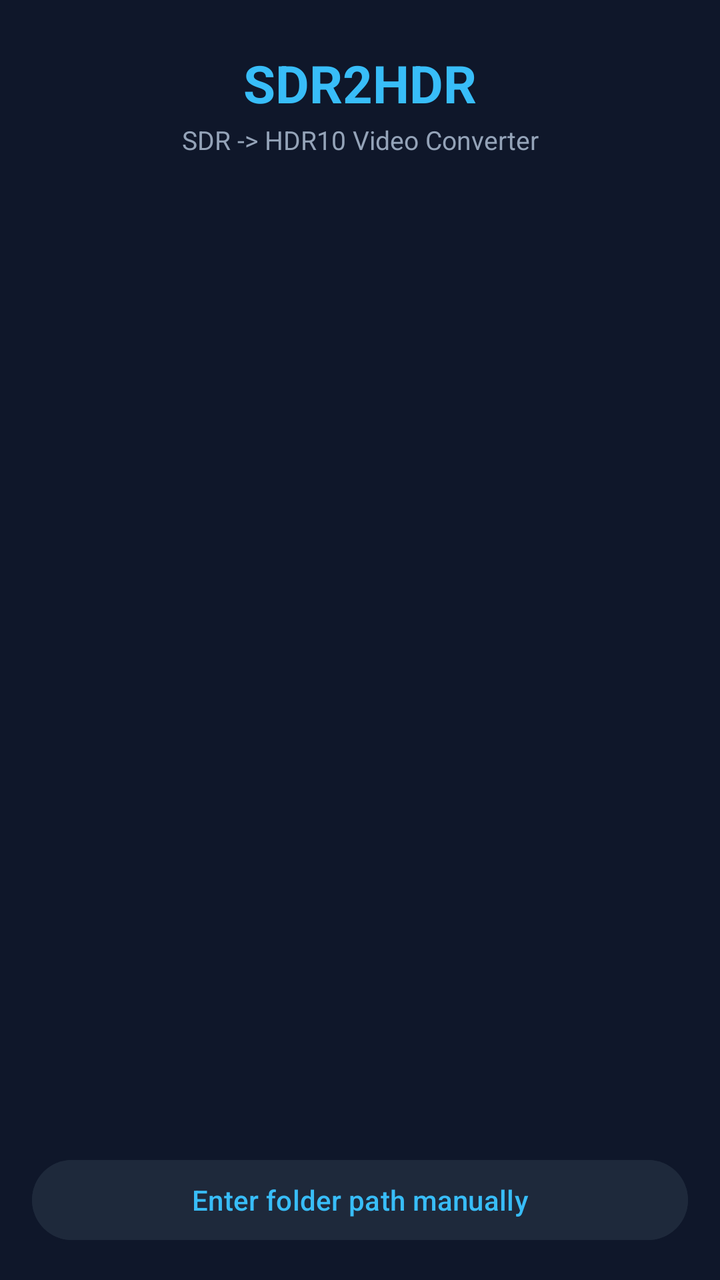
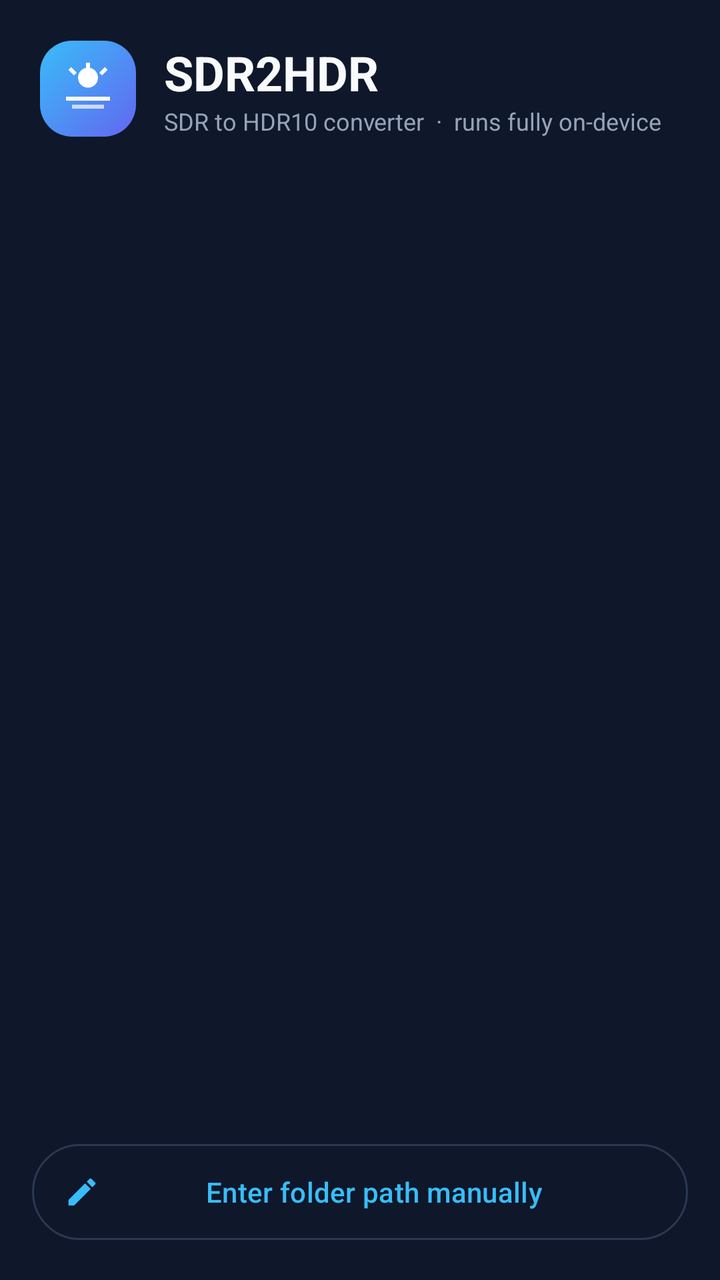

Compare the two renders of this Android layout. The source of the first and the diff that turns it into the second are given below.
<!-- AndroidManifest.xml: application theme Theme.SDR2HDR -->
<!-- res/layout/activity_main.xml -->
<?xml version="1.0" encoding="utf-8"?>
<LinearLayout xmlns:android="http://schemas.android.com/apk/res/android"
    android:layout_width="match_parent"
    android:layout_height="match_parent"
    android:background="@color/bg_dark"
    android:orientation="vertical">

    <TextView
        android:layout_width="match_parent"
        android:layout_height="wrap_content"
        android:gravity="center"
        android:paddingTop="24dp"
        android:paddingBottom="2dp"
        android:text="@string/app_name"
        android:textColor="@color/cyan"
        android:textSize="26sp"
        android:textStyle="bold" />

    <TextView
        android:layout_width="match_parent"
        android:layout_height="wrap_content"
        android:gravity="center"
        android:paddingBottom="12dp"
        android:text="SDR -&gt; HDR10 Video Converter"
        android:textColor="@color/gray"
        android:textSize="13sp" />

    <LinearLayout
        android:id="@+id/permission_panel"
        android:layout_width="match_parent"
        android:layout_height="wrap_content"
        android:orientation="vertical"
        android:paddingStart="24dp"
        android:paddingEnd="24dp"
        android:paddingBottom="12dp"
        android:visibility="gone">

        <TextView
            android:layout_width="match_parent"
            android:layout_height="wrap_content"
            android:gravity="center"
            android:paddingBottom="12dp"
            android:text="All Files access is required to browse and convert your videos."
            android:textColor="@color/alert"
            android:textSize="14sp" />

        <Button
            android:id="@+id/btn_grant"
            android:layout_width="match_parent"
            android:layout_height="wrap_content"
            android:backgroundTint="@color/cyan"
            android:text="Grant All Files Access"
            android:textColor="@color/bg_dark"
            android:textStyle="bold" />
    </LinearLayout>

    <ProgressBar
        android:id="@+id/scan_progress"
        style="?android:attr/progressBarStyleHorizontal"
        android:layout_width="match_parent"
        android:layout_height="wrap_content"
        android:indeterminate="true"
        android:visibility="gone" />

    <TextView
        android:id="@+id/empty_hint"
        android:layout_width="match_parent"
        android:layout_height="wrap_content"
        android:gravity="center"
        android:padding="24dp"
        android:text="No standard video folders detected. Enter a folder path manually."
        android:textColor="@color/gray"
        android:textSize="14sp"
        android:visibility="gone" />

    <androidx.recyclerview.widget.RecyclerView
        android:id="@+id/recycler_folders"
        android:layout_width="match_parent"
        android:layout_height="0dp"
        android:layout_weight="1"
        android:paddingBottom="8dp" />

    <Button
        android:id="@+id/btn_manual_path"
        android:layout_width="match_parent"
        android:layout_height="wrap_content"
        android:layout_marginStart="16dp"
        android:layout_marginEnd="16dp"
        android:layout_marginBottom="16dp"
        android:backgroundTint="@color/bg_panel"
        android:text="Enter folder path manually"
        android:textColor="@color/cyan" />
</LinearLayout>
<!-- resources referenced by this layout -->
<resources>
  <style name="Theme.SDR2HDR" parent="Theme.Material3.Dark.NoActionBar">
          <item name="colorPrimary">@color/cyan</item>
          <item name="colorOnPrimary">@color/bg_dark</item>
          <item name="android:windowBackground">@color/bg_dark</item>
          <item name="android:statusBarColor">@color/bg_dark</item>
          <item name="android:navigationBarColor">@color/bg_dark</item>
          <item name="android:textColorHint">@color/gray</item>
      </style>
  <!-- unchanged entries left out for length: 6 -->
</resources>

<!-- the commit's change to res/layout/activity_main.xml (unified diff, before → after) -->
@@ -1,66 +1,217 @@
 <?xml version="1.0" encoding="utf-8"?>
 <LinearLayout xmlns:android="http://schemas.android.com/apk/res/android"
+    xmlns:app="http://schemas.android.com/apk/res-auto"
     android:layout_width="match_parent"
     android:layout_height="match_parent"
     android:background="@color/bg_dark"
     android:orientation="vertical">
 
-    <TextView
-        android:layout_width="match_parent"
-        android:layout_height="wrap_content"
-        android:gravity="center"
-        android:paddingTop="24dp"
-        android:paddingBottom="2dp"
-        android:text="@string/app_name"
-        android:textColor="@color/cyan"
-        android:textSize="26sp"
-        android:textStyle="bold" />
-
-    <TextView
-        android:layout_width="match_parent"
-        android:layout_height="wrap_content"
-        android:gravity="center"
-        android:paddingBottom="12dp"
-        android:text="SDR -&gt; HDR10 Video Converter"
-        android:textColor="@color/gray"
-        android:textSize="13sp" />
-
+    
     <LinearLayout
+        android:layout_width="match_parent"
+        android:layout_height="wrap_content"
+        android:gravity="center_vertical"
+        android:orientation="horizontal"
+        android:paddingStart="20dp"
+        android:paddingTop="20dp"
+        android:paddingEnd="20dp"
+        android:paddingBottom="16dp">
+
+        <FrameLayout
+            android:layout_width="48dp"
+            android:layout_height="48dp"
+            android:background="@drawable/bg_logo">
+
+            <ImageView
+                android:layout_width="28dp"
+                android:layout_height="28dp"
+                android:layout_gravity="center"
+                android:contentDescription="@null"
+                android:src="@drawable/ic_logo_mark" />
+        </FrameLayout>
+
+        <LinearLayout
+            android:layout_width="0dp"
+            android:layout_height="wrap_content"
+            android:layout_marginStart="14dp"
+            android:layout_weight="1"
+            android:orientation="vertical">
+
+            <TextView
+                android:layout_width="wrap_content"
+                android:layout_height="wrap_content"
+                android:text="@string/app_name"
+                android:textColor="@color/white"
+                android:textSize="24sp"
+                android:textStyle="bold" />
+
+            <TextView
+                android:layout_width="wrap_content"
+                android:layout_height="wrap_content"
+                android:text="SDR to HDR10 converter  ·  runs fully on-device"
+                android:textColor="@color/gray"
+                android:textSize="12sp" />
+        </LinearLayout>
+    </LinearLayout>
+
+    
+    <com.google.android.material.card.MaterialCardView
         android:id="@+id/permission_panel"
-        android:layout_width="match_parent"
-        android:layout_height="wrap_content"
-        android:orientation="vertical"
-        android:paddingStart="24dp"
-        android:paddingEnd="24dp"
-        android:paddingBottom="12dp"
-        android:visibility="gone">
-
-        <TextView
+        style="@style/Widget.SDR2HDR.Card"
+        android:layout_width="match_parent"
+        android:layout_height="wrap_content"
+        android:layout_marginStart="16dp"
+        android:layout_marginEnd="16dp"
+        android:layout_marginBottom="12dp"
+        android:visibility="gone"
+        app:cardBackgroundColor="@color/error_bg"
+        app:strokeColor="@color/error_stroke">
+
+        <LinearLayout
             android:layout_width="match_parent"
             android:layout_height="wrap_content"
-            android:gravity="center"
-            android:paddingBottom="12dp"
-            android:text="All Files access is required to browse and convert your videos."
-            android:textColor="@color/alert"
-            android:textSize="14sp" />
-
-        <Button
-            android:id="@+id/btn_grant"
+            android:orientation="vertical"
+            android:padding="18dp">
+
+            <LinearLayout
+                android:layout_width="match_parent"
+                android:layout_height="wrap_content"
+                android:gravity="center_vertical"
+                android:orientation="horizontal">
+
+                <ImageView
+                    android:layout_width="24dp"
+                    android:layout_height="24dp"
+                    android:contentDescription="@null"
+                    android:src="@drawable/ic_lock"
+                    android:tint="@color/alert_light" />
+
+                <TextView
+                    android:layout_width="0dp"
+                    android:layout_height="wrap_content"
+                    android:layout_marginStart="12dp"
+                    android:layout_weight="1"
+                    android:text="Storage access needed"
+                    android:textColor="@color/white"
+                    android:textSize="16sp"
+                    android:textStyle="bold" />
+            </LinearLayout>
+
+            <TextView
+                android:layout_width="match_parent"
+                android:layout_height="wrap_content"
+                android:layout_marginTop="8dp"
+                android:text="All Files access is required to browse your videos and save converted HDR10 files to Movies."
+                android:textColor="@color/gray"
+                android:textSize="13sp" />
+
+            <com.google.android.material.button.MaterialButton
+                android:id="@+id/btn_grant"
+                android:layout_width="match_parent"
+                android:layout_height="wrap_content"
+                android:layout_marginTop="14dp"
+                android:text="Grant All Files Access"
+                android:textColor="@color/bg_dark"
+                android:textStyle="bold"
+                app:backgroundTint="@color/cyan" />
+        </LinearLayout>
+    </com.google.android.material.card.MaterialCardView>
+
+    
+    <com.google.android.material.card.MaterialCardView
+        android:id="@+id/card_all_videos"
+        android:layout_width="match_parent"
+        android:layout_height="wrap_content"
+        android:layout_marginStart="16dp"
+        android:layout_marginEnd="16dp"
+        android:clickable="true"
+        android:focusable="true"
+        android:visibility="gone"
+        app:cardBackgroundColor="@android:color/transparent"
+        app:cardCornerRadius="24dp"
+        app:cardElevation="0dp"
+        app:rippleColor="#33FFFFFF"
+        app:strokeWidth="0dp">
+
+        <LinearLayout
             android:layout_width="match_parent"
             android:layout_height="wrap_content"
-            android:backgroundTint="@color/cyan"
-            android:text="Grant All Files Access"
-            android:textColor="@color/bg_dark"
-            android:textStyle="bold" />
-    </LinearLayout>
-
-    <ProgressBar
+            android:background="@drawable/bg_hero"
+            android:gravity="center_vertical"
+            android:orientation="horizontal"
+            android:padding="20dp">
+
+            <FrameLayout
+                android:layout_width="52dp"
+                android:layout_height="52dp"
+                android:background="@drawable/bg_hero_tile">
+
+                <ImageView
+                    android:layout_width="28dp"
+                    android:layout_height="28dp"
+                    android:layout_gravity="center"
+                    android:contentDescription="@null"
+                    android:src="@drawable/ic_video_library"
+                    android:tint="@color/white" />
+            </FrameLayout>
+
+            <LinearLayout
+                android:layout_width="0dp"
+                android:layout_height="wrap_content"
+                android:layout_marginStart="16dp"
+                android:layout_weight="1"
+                android:orientation="vertical">
+
+                <TextView
+                    android:layout_width="wrap_content"
+                    android:layout_height="wrap_content"
+                    android:text="All videos"
+                    android:textColor="@color/white"
+                    android:textSize="20sp"
+                    android:textStyle="bold" />
+
+                <TextView
+                    android:id="@+id/text_all_videos_sub"
+                    android:layout_width="wrap_content"
+                    android:layout_height="wrap_content"
+                    android:layout_marginTop="2dp"
+                    android:text="Every video on this device, in one list"
+                    android:textColor="#CCFFFFFF"
+                    android:textSize="13sp" />
+            </LinearLayout>
+
+            <ImageView
+                android:layout_width="24dp"
+                android:layout_height="24dp"
+                android:contentDescription="@null"
+                android:src="@drawable/ic_chevron_right"
+                android:tint="@color/white" />
+        </LinearLayout>
+    </com.google.android.material.card.MaterialCardView>
+
+    
+    <TextView
+        android:id="@+id/text_folders_label"
+        android:layout_width="match_parent"
+        android:layout_height="wrap_content"
+        android:paddingStart="24dp"
+        android:paddingTop="22dp"
+        android:paddingEnd="24dp"
+        android:paddingBottom="6dp"
+        android:text="OR PICK A FOLDER"
+        android:textAppearance="@style/Text.SectionTitle"
+        android:visibility="gone" />
+
+    <com.google.android.material.progressindicator.LinearProgressIndicator
         android:id="@+id/scan_progress"
-        style="?android:attr/progressBarStyleHorizontal"
-        android:layout_width="match_parent"
-        android:layout_height="wrap_content"
+        android:layout_width="match_parent"
+        android:layout_height="wrap_content"
+        android:layout_marginStart="24dp"
+        android:layout_marginEnd="24dp"
         android:indeterminate="true"
-        android:visibility="gone" />
+        android:visibility="gone"
+        app:indicatorColor="@color/cyan"
+        app:trackColor="@color/outline" />
 
     <TextView
         android:id="@+id/empty_hint"
@@ -68,7 +219,7 @@
         android:layout_height="wrap_content"
         android:gravity="center"
         android:padding="24dp"
-        android:text="No standard video folders detected. Enter a folder path manually."
+        android:text="No standard video folders detected.\nTry &quot;All videos&quot; or enter a folder path manually."
         android:textColor="@color/gray"
         android:textSize="14sp"
         android:visibility="gone" />
@@ -78,16 +229,23 @@
         android:layout_width="match_parent"
         android:layout_height="0dp"
         android:layout_weight="1"
+        android:clipToPadding="false"
+        android:paddingStart="16dp"
+        android:paddingEnd="16dp"
         android:paddingBottom="8dp" />
 
-    <Button
+    <com.google.android.material.button.MaterialButton
         android:id="@+id/btn_manual_path"
-        android:layout_width="match_parent"
-        android:layout_height="wrap_content"
+        style="@style/Widget.Material3.Button.OutlinedButton.Icon"
+        android:layout_width="match_parent"
+        android:layout_height="56dp"
         android:layout_marginStart="16dp"
+        android:layout_marginTop="4dp"
         android:layout_marginEnd="16dp"
         android:layout_marginBottom="16dp"
-        android:backgroundTint="@color/bg_panel"
         android:text="Enter folder path manually"
-        android:textColor="@color/cyan" />
+        android:textColor="@color/cyan"
+        app:icon="@drawable/ic_edit"
+        app:iconTint="@color/cyan"
+        app:strokeColor="@color/outline" />
 </LinearLayout>
<!-- resource entries referenced after the edit -->
@@ -1,13 +1,151 @@
 <!-- resources referenced by this layout -->
 <resources>
+  <color name="alert_light">#FDA4AF</color>
+  <color name="error_bg">#2B1420</color>
+  <color name="error_stroke">#6B2036</color>
+  <color name="outline">#2A3852</color>
+  <color name="white">#F8FAFC</color>
+  <!-- drawable bg_hero (drawable) -->
+  <?xml version="1.0" encoding="utf-8"?>
+  <shape xmlns:android="http://schemas.android.com/apk/res/android" android:shape="rectangle">
+      <gradient
+          android:angle="315"
+          android:endColor="@color/indigo"
+          android:startColor="@color/sky_dark" />
+      <corners android:radius="24dp" />
+  </shape>
+  <!-- drawable bg_hero_tile (drawable) -->
+  <?xml version="1.0" encoding="utf-8"?>
+  <shape xmlns:android="http://schemas.android.com/apk/res/android" android:shape="rectangle">
+      <solid android:color="#33FFFFFF" />
+      <corners android:radius="16dp" />
+  </shape>
+  <!-- drawable bg_logo (drawable) -->
+  <?xml version="1.0" encoding="utf-8"?>
+  <shape xmlns:android="http://schemas.android.com/apk/res/android" android:shape="rectangle">
+      <gradient
+          android:angle="315"
+          android:endColor="@color/indigo"
+          android:startColor="@color/cyan" />
+      <corners android:radius="16dp" />
+  </shape>
+  <!-- drawable ic_chevron_right (drawable) -->
+  <?xml version="1.0" encoding="utf-8"?>
+  <vector xmlns:android="http://schemas.android.com/apk/res/android"
+      android:width="24dp"
+      android:height="24dp"
+      android:viewportWidth="24"
+      android:viewportHeight="24">
+      <path
+          android:fillColor="#FFFFFFFF"
+          android:pathData="M10,6L8.59,7.41 13.17,12l-4.58,4.59L10,18l6,-6z" />
+  </vector>
+  <!-- drawable ic_edit (drawable) -->
+  <?xml version="1.0" encoding="utf-8"?>
+  <vector xmlns:android="http://schemas.android.com/apk/res/android"
+      android:width="24dp"
+      android:height="24dp"
+      android:viewportWidth="24"
+      android:viewportHeight="24">
+      <path
+          android:fillColor="#FFFFFFFF"
+          android:pathData="M3,17.25V21h3.75L17.81,9.94l-3.75,-3.75L3,17.25zM20.71,7.04c0.39,-0.39 0.39,-1.02 0,-1.41l-2.34,-2.34c-0.39,-0.39 -1.02,-0.39 -1.41,0l-1.83,1.83 3.75,3.75 1.83,-1.83z" />
+  </vector>
+  <!-- drawable ic_lock (drawable) -->
+  <?xml version="1.0" encoding="utf-8"?>
+  <vector xmlns:android="http://schemas.android.com/apk/res/android"
+      android:width="24dp"
+      android:height="24dp"
+      android:viewportWidth="24"
+      android:viewportHeight="24">
+      <path
+          android:fillColor="#FFFFFFFF"
+          android:pathData="M18,8h-1V6c0,-2.76 -2.24,-5 -5,-5S7,3.24 7,6v2H6c-1.1,0 -2,0.9 -2,2v10c0,1.1 0.9,2 2,2h12c1.1,0 2,-0.9 2,-2V10c0,-1.1 -0.9,-2 -2,-2zM12,17c-1.1,0 -2,-0.9 -2,-2s0.9,-2 2,-2 2,0.9 2,2 -0.9,2 -2,2zM15.1,8H8.9V6c0,-1.71 1.39,-3.1 3.1,-3.1 1.71,0 3.1,1.39 3.1,3.1v2z" />
+  </vector>
+  <!-- drawable ic_logo_mark (drawable) -->
+  <?xml version="1.0" encoding="utf-8"?>
+  <vector xmlns:android="http://schemas.android.com/apk/res/android"
+      android:width="28dp"
+      android:height="28dp"
+      android:viewportWidth="28"
+      android:viewportHeight="28">
+      <path
+          android:fillColor="#FFFFFFFF"
+          android:pathData="M14,8.5m-5,0a5,5 0,1 1,10 0a5,5 0,1 1,-10 0" />
+      <path
+          android:fillColor="#FFFFFFFF"
+          android:pathData="M13,1h2v4h-2z" />
+      <path
+          android:fillColor="#FFFFFFFF"
+          android:pathData="M4.2,4.6l1.4,-1.4l2.8,2.8l-1.4,1.4z" />
+      <path
+          android:fillColor="#FFFFFFFF"
+          android:pathData="M19.6,6l2.8,-2.8l1.4,1.4l-2.8,2.8z" />
+      <path
+          android:fillColor="#FFFFFFFF"
+          android:pathData="M3,18h22v2H3z" />
+      <path
+          android:fillColor="#B3FFFFFF"
+          android:pathData="M6,22h16v2H6z" />
+  </vector>
+  <!-- drawable ic_video_library (drawable) -->
+  <?xml version="1.0" encoding="utf-8"?>
+  <vector xmlns:android="http://schemas.android.com/apk/res/android"
+      android:width="24dp"
+      android:height="24dp"
+      android:viewportWidth="24"
+      android:viewportHeight="24">
+      <path
+          android:fillColor="#FFFFFFFF"
+          android:pathData="M4,6H2v14c0,1.1 0.9,2 2,2h14v-2H4V6zM20,2H8c-1.1,0 -2,0.9 -2,2v12c0,1.1 0.9,2 2,2h12c1.1,0 2,-0.9 2,-2V4c0,-1.1 -0.9,-2 -2,-2zM12,14.5v-9l6,4.5 -6,4.5z" />
+  </vector>
+  <style name="Text.SectionTitle" parent="TextAppearance.Material3.LabelLarge">
+          <item name="android:textColor">@color/cyan</item>
+          <item name="android:textSize">13sp</item>
+          <item name="android:textStyle">bold</item>
+          <item name="android:letterSpacing">0.08</item>
+      </style>
+  <style name="Widget.SDR2HDR.Card" parent="Widget.Material3.CardView.Filled">
+          <item name="cardBackgroundColor">@color/card_bg</item>
+          <item name="cardCornerRadius">20dp</item>
+          <item name="cardElevation">0dp</item>
+          <item name="strokeColor">@color/outline</item>
+          <item name="strokeWidth">1dp</item>
+          <item name="rippleColor">@color/ripple</item>
+      </style>
   <style name="Theme.SDR2HDR" parent="Theme.Material3.Dark.NoActionBar">
           <item name="colorPrimary">@color/cyan</item>
           <item name="colorOnPrimary">@color/bg_dark</item>
+          <item name="colorPrimaryContainer">@color/primary_container</item>
+          <item name="colorOnPrimaryContainer">@color/cyan_light</item>
+          <item name="colorSecondary">@color/yellow</item>
+          <item name="colorOnSecondary">@color/bg_dark</item>
+          <item name="colorSecondaryContainer">@color/primary_container</item>
+          <item name="colorOnSecondaryContainer">@color/cyan_light</item>
+          <item name="colorTertiary">@color/green</item>
+          <item name="colorError">@color/alert</item>
+          <item name="colorErrorContainer">@color/alert_container</item>
+          <item name="colorOnErrorContainer">@color/alert_light</item>
+          <item name="colorSurface">@color/bg_dark</item>
+          <item name="colorOnSurface">@color/white</item>
+          <item name="colorSurfaceVariant">@color/bg_panel</item>
+          <item name="colorOnSurfaceVariant">@color/gray</item>
+          <item name="colorOutline">@color/outline</item>
+          <item name="colorOutlineVariant">@color/outline</item>
           <item name="android:windowBackground">@color/bg_dark</item>
           <item name="android:statusBarColor">@color/bg_dark</item>
           <item name="android:navigationBarColor">@color/bg_dark</item>
           <item name="android:textColorHint">@color/gray</item>
       </style>
+  <color name="indigo">#6366F1</color>
+  <color name="sky_dark">#0284C7</color>
+  <color name="card_bg">#162033</color>
+  <color name="ripple">#3338BDF8</color>
+  <color name="primary_container">#0C4A6E</color>
+  <color name="cyan_light">#7DD3FC</color>
+  <color name="yellow">#FACC15</color>
+  <color name="green">#4ADE80</color>
+  <color name="alert_container">#4C1224</color>
   <!-- unchanged entries left out for length: 6 -->
 </resources>
 
